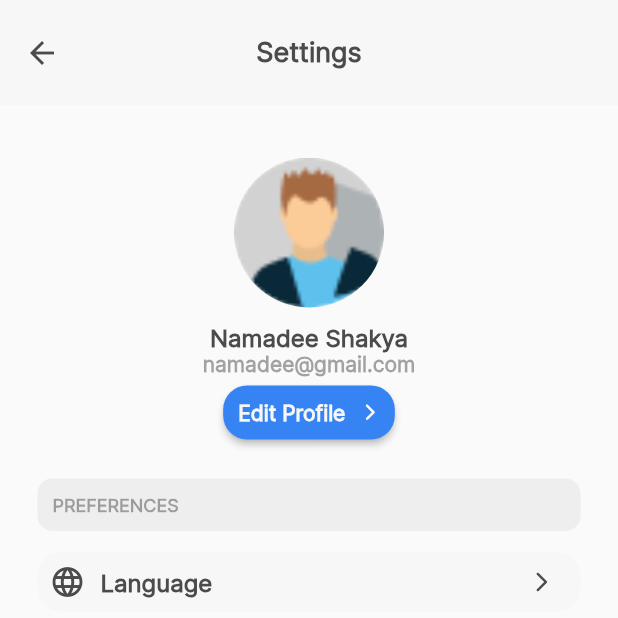
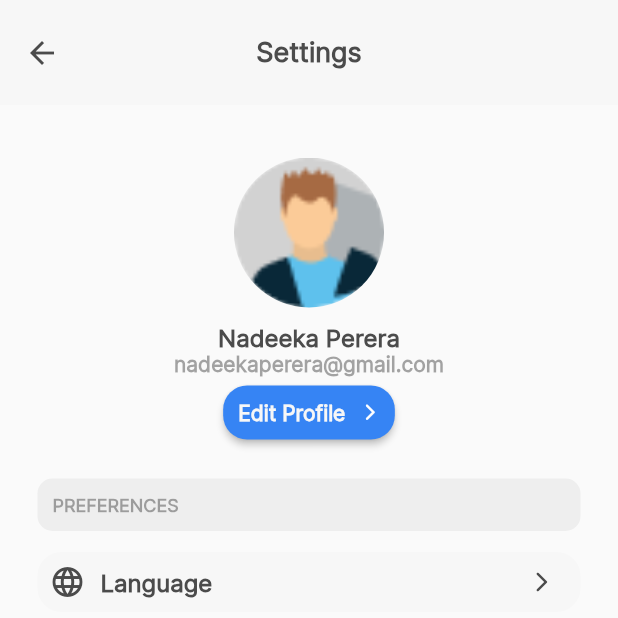
Before and after one commit to Team-Ayura/Ayura-Client, a Flutter app: the SettingsPage screen opened directly, on a phone screen of 412 x 824 dp, the top half of it. Run offline on Flutter 3.47's test engine with Material 2 defaults, Android fonts, the phone set to English and light mode, and no system bars; our stand-ins replace buttons_tabbar, fl_chart, flutter_animate, flutter_calendar_carousel, flutter_slidable, flutter_svg and 13 more; missing offline and left inert: country_list_pick, flutter_ruler_picker, time_duration_picker; accounts and stored records are empty; network calls fail; project files that could hold a hidden picture were left out.

```diff
--- a/lib/pages/features/settings/settings.dart
+++ b/lib/pages/features/settings/settings.dart
@@ -59,9 +59,9 @@ class SettingsPage extends StatelessWidget {
                       const SizedBox(
                         height: 10,
                       ),
-                      const Text('Namadee Shakya',
+                      const Text('Nadeeka Perera',
                       style: AppStyles.subheadingTextStyle2),
-                      Text('namadee@gmail.com',
+                      Text('nadeekaperera@gmail.com',
                           style: AppStyles.subHeadingTextStyle3.copyWith(color: AppColors.textColor.withOpacity(0.5))),
                       CustomProfileButton(
                         text: 'Edit Profile',
--- a/lib/pages/home.dart
+++ b/lib/pages/home.dart
@@ -53,7 +53,7 @@ class _HomeState extends State<Home> {
                             fontWeight: FontWeight.w600),
                       ),
                       Text(
-                        'Namadee Shakya',
+                        'Nadeeka Perera',
                         style: TextStyle(
                             fontFamily: "Inter",
                             color: AppColors.textColor,
```
Also changed, not shown: lib/pages/features/activity_tracking/cycling_on_ride.dart (+12 -12 lines).
